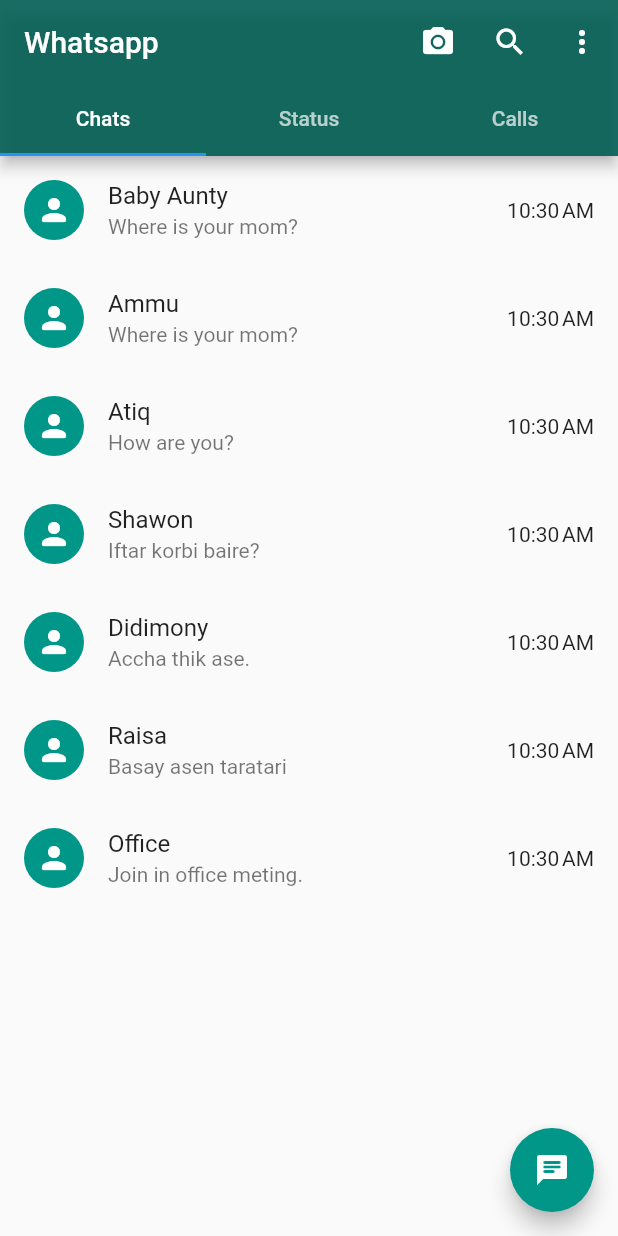
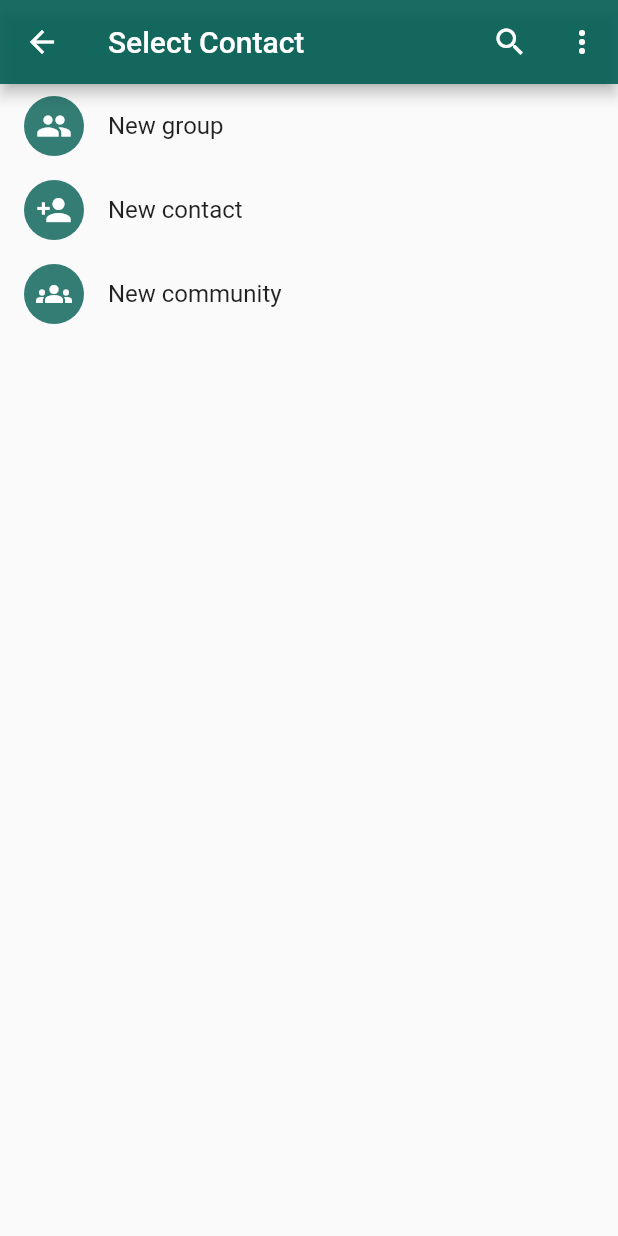
Before and after one commit to SaadIbnRouf/Whatsapp-clone, a Flutter app: the screen it shows after launch, after a tap on the "chat" icon, on a phone screen of 412 x 824 dp. Run offline on Flutter 3.47's test engine with Material 2 defaults, Android fonts, the phone set to English and light mode, and no system bars.

Commit message:
added a Screen
Used Navigation to add a Screen

```diff
--- a/lib/calls.dart
+++ b/lib/calls.dart
@@ -52,12 +52,6 @@ class Calls extends StatelessWidget {
                             '${DateFormat.MMMd().format(callList[index].dateTime)}, ${DateFormat.jm().format(callList[index].dateTime)}',
                           ),
                         ),
-                        // Container(
-                        //   child: Text(
-                        //     // DateFormat.yMMMEd().format(callList[index].dateTime),
-                        //     DateFormat.jm().format(callList[index].dateTime),
-                        //   ),
-                        // ),
                       ],
                     ),
                     trailing: const Icon(
--- a/lib/chats.dart
+++ b/lib/chats.dart
@@ -1,43 +1,19 @@
 import 'package:flutter/material.dart';
-import 'models/chat_list.dart';
+import 'models/chats.dart';
 import 'package:intl/intl.dart';
+import 'routes/routes.dart';
 
 class Chats extends StatelessWidget {
   Chats({Key? key}) : super(key: key);
-  var chats = [
-    ChatList(
-        contact: 'Baby Aunty',
-        dateTime: DateTime.now(),
-        lastMessage: 'Where is your mom?'),
-    ChatList(
-        contact: 'Ammu',
-        lastMessage: 'Where is your mom?',
-        dateTime: DateTime.now()),
-    ChatList(
-        contact: 'Atiq', lastMessage: 'How are you?', dateTime: DateTime.now()),
-    ChatList(
-        contact: 'Shawon',
-        lastMessage: 'Iftar korbi baire?',
-        dateTime: DateTime.now()),
-    ChatList(
-        contact: 'Didimony',
-        lastMessage: 'Accha thik ase.',
-        dateTime: DateTime.now()),
-    ChatList(
-        contact: 'Raisa',
-        lastMessage: 'Basay asen taratari',
-        dateTime: DateTime.now()),
-    ChatList(
-        contact: 'Office',
-        lastMessage: 'Join in office meting.',
-        dateTime: DateTime.now()),
-  ];
+
   @override
   Widget build(BuildContext context) {
     return Scaffold(
       floatingActionButton: FloatingActionButton(
         backgroundColor: Colors.teal,
-        onPressed: () {},
+        onPressed: () {
+          Navigator.pushNamed(context, RouteManager.contactPage);
+        },
         child: const Icon(Icons.chat_rounded),
       ),
       body: ListView.builder(
--- /dev/null
+++ b/lib/contact.dart
@@ -0,0 +1,56 @@
+import 'package:flutter/material.dart';
+
+class ContactPage extends StatelessWidget {
+  const ContactPage({Key? key}) : super(key: key);
+
+  @override
+  Widget build(BuildContext context) {
+    return Scaffold(
+      appBar: AppBar(
+        backgroundColor: const Color.fromRGBO(1, 94, 83, 0.9),
+        title: const Text('Select Contact'),
+        actions: [
+          IconButton(
+            onPressed: () {},
+            icon: const Icon(
+              Icons.search,
+            ),
+          ),
+          IconButton(
+            onPressed: () {},
+            icon: const Icon(
+              Icons.more_vert,
+            ),
+          ),
+        ],
+      ),
+      body: Column(
+        children: [
+          myTile('New group', Icons.group),
+          myTile('New contact', Icons.person_add),
+          myTile('New community', Icons.groups),
+        ],
+      ),
+    );
+  }
+}
+
+Widget myTile(String title, IconData icon) {
+  return ListTile(
+    onTap: () {},
+    leading: CircleAvatar(
+      backgroundColor: const Color.fromRGBO(1, 94, 83, 0.8),
+      child: Icon(
+        icon,
+        color: Colors.white,
+      ),
+    ),
+    title: Text(
+      title,
+    ),
+  );
+}
+
+Widget contactTile() {
+  return ListTile();
+}
--- a/lib/main.dart
+++ b/lib/main.dart
@@ -1,5 +1,6 @@
 import 'package:flutter/material.dart';
 import 'header.dart';
+import 'routes/routes.dart';
 
 void main() {
   runApp(const MyApp());
@@ -12,8 +13,12 @@ class MyApp extends StatelessWidget {
   @override
   Widget build(BuildContext context) {
     return MaterialApp(
+      theme: ThemeData(
+        primaryColor: const Color.fromRGBO(1, 94, 83, 0.8),
+      ),
       title: 'Flutter App',
-      home: Header(),
+      initialRoute: RouteManager.homePage,
+      routes: RouteManager.routes,
     );
   }
 }
--- /dev/null
+++ b/lib/models/chats.dart
@@ -0,0 +1,30 @@
+import 'chat_list.dart';
+
+List<ChatList> chats = [
+  ChatList(
+      contact: 'Baby Aunty',
+      dateTime: DateTime.now(),
+      lastMessage: 'Where is your mom?'),
+  ChatList(
+      contact: 'Ammu',
+      lastMessage: 'Where is your mom?',
+      dateTime: DateTime.now()),
+  ChatList(
+      contact: 'Atiq', lastMessage: 'How are you?', dateTime: DateTime.now()),
+  ChatList(
+      contact: 'Shawon',
+      lastMessage: 'Iftar korbi baire?',
+      dateTime: DateTime.now()),
+  ChatList(
+      contact: 'Didimony',
+      lastMessage: 'Accha thik ase.',
+      dateTime: DateTime.now()),
+  ChatList(
+      contact: 'Raisa',
+      lastMessage: 'Basay asen taratari',
+      dateTime: DateTime.now()),
+  ChatList(
+      contact: 'Office',
+      lastMessage: 'Join in office meting.',
+      dateTime: DateTime.now()),
+];
--- /dev/null
+++ b/lib/routes/routes.dart
@@ -0,0 +1,13 @@
+import 'package:flutter/material.dart';
+import '../header.dart';
+import '../contact.dart';
+
+class RouteManager {
+  static const String homePage = '/';
+  static const String contactPage = '/contactPage';
+
+  static final Map<String, Widget Function(BuildContext)> routes = {
+    homePage: (_) => const Header(),
+    contactPage: (_) => const ContactPage(),
+  };
+}
```
